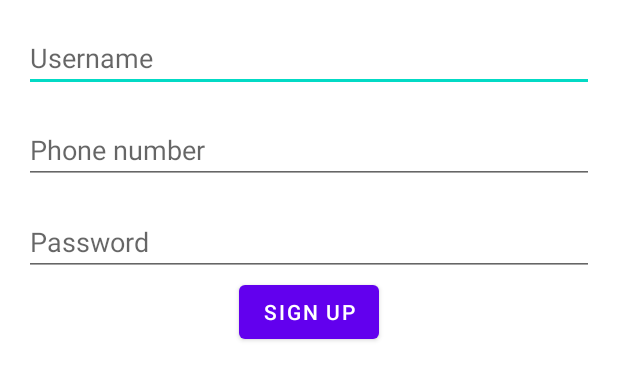
After one commit to NizamiSadykhov/Messenger, an Android app: the layout activity_sign_up.xml on its own in the app's theme, with its tools: preview values and no code run, on a phone screen of 412 x 824 dp. The commit adds this screen. Shown: the top 380 px of the screen. Run offline under Robolectric (Android 15) with nearby library versions, the phone set to English and light mode, and no system bars.

Commit message:
Создание интерактора, презентатора и представления регистрации

```diff
--- a/app/src/main/java/com/nizamisadykhov/messenger/service/MessengerApiService.kt
+++ b/app/src/main/java/com/nizamisadykhov/messenger/service/MessengerApiService.kt
@@ -13,7 +13,7 @@ import retrofit2.converter.gson.GsonConverterFactory
 import retrofit2.http.*
 
 const val AUTHORIZATION = "Authorization"
-private const val AWS_URL = "TODO"
+private const val AWS_URL = "http://messengerapi-env-1.eba-qipnct7i.us-east-2.elasticbeanstalk.com"
 
 interface MessengerApiService {
     @POST("login")
--- a/app/src/main/java/com/nizamisadykhov/messenger/ui/auth/AuthInteractor.kt
+++ b/app/src/main/java/com/nizamisadykhov/messenger/ui/auth/AuthInteractor.kt
@@ -10,7 +10,7 @@ interface AuthInteractor {
     var submittedPassword: String
 
 
-    interface onAuthFinishedListener {
+    interface OnAuthFinishedListener {
         fun onAuthSuccess()
         fun onAuthError()
         fun onUsernameError()
--- a/app/src/main/java/com/nizamisadykhov/messenger/ui/login/LoginInteractor.kt
+++ b/app/src/main/java/com/nizamisadykhov/messenger/ui/login/LoginInteractor.kt
@@ -9,7 +9,7 @@ interface LoginInteractor: AuthInteractor {
         fun onDetailsRetrievalError()
     }
 
-    fun login(username: String, password: String, listener: AuthInteractor.onAuthFinishedListener)
+    fun login(username: String, password: String, listener: AuthInteractor.OnAuthFinishedListener)
 
     fun retrieveDetails(preferences: AppPreferences, listener: OnDetailsRetrievalFinishedListener)
 }
--- a/app/src/main/java/com/nizamisadykhov/messenger/ui/login/LoginPresenterImpl.kt
+++ b/app/src/main/java/com/nizamisadykhov/messenger/ui/login/LoginPresenterImpl.kt
@@ -5,7 +5,7 @@ import com.nizamisadykhov.messenger.ui.auth.AuthInteractor
 
 class LoginPresenterImpl(private val view: LoginView) :
     LoginPresenter,
-    AuthInteractor.onAuthFinishedListener,
+    AuthInteractor.OnAuthFinishedListener,
     LoginInteractor.OnDetailsRetrievalFinishedListener {
 
         private val interactor: LoginInteractor = LoginInteractorImpl()
--- /dev/null
+++ b/app/src/main/res/layout/activity_sign_up.xml
@@ -0,0 +1,50 @@
+<?xml version="1.0" encoding="utf-8"?>
+<LinearLayout xmlns:android="http://schemas.android.com/apk/res/android"
+    android:layout_width="match_parent"
+    android:layout_height="match_parent"
+    xmlns:tools="http://schemas.android.com/tools"
+    tools:context=".ui.signup.SignUpActivity"
+    android:paddingTop="@dimen/default_padding"
+    android:paddingBottom="@dimen/default_padding"
+    android:paddingStart="@dimen/default_padding"
+    android:paddingEnd="@dimen/default_padding"
+    android:orientation="vertical"
+    android:gravity="center_horizontal">
+
+    <EditText
+        android:layout_width="match_parent"
+        android:layout_height="wrap_content"
+        android:id="@+id/et_username"
+        android:hint="@string/username"
+        android:inputType="text"/>
+
+    <EditText
+        android:layout_width="match_parent"
+        android:layout_height="wrap_content"
+        android:id="@+id/et_phone"
+        android:layout_marginTop="@dimen/default_margin"
+        android:hint="@string/phone_number"
+        android:inputType="phone"/>
+
+    <EditText
+        android:layout_width="match_parent"
+        android:layout_height="wrap_content"
+        android:id="@+id/et_password"
+        android:hint="@string/password"
+        android:layout_marginTop="@dimen/default_margin"
+        android:inputType="textPassword"/>
+
+    <Button
+        android:layout_width="wrap_content"
+        android:layout_height="wrap_content"
+        android:id="@+id/btn_sign_up"
+        android:text="@string/sign_up"/>
+
+    <ProgressBar
+        android:layout_width="wrap_content"
+        android:layout_height="wrap_content"
+        android:id="@+id/progress_bar"
+        android:layout_marginTop="@dimen/default_margin"
+        android:visibility="gone"/>
+
+</LinearLayout>
```
Also changed, not shown: app/src/main/java/com/nizamisadykhov/messenger/ui/signup/SignUpActivity.kt (+94 -1 lines), app/src/main/java/com/nizamisadykhov/messenger/ui/signup/SignUpInteractor.kt (added, +23 -0 lines), app/src/main/java/com/nizamisadykhov/messenger/ui/signup/SignUpInteractorImpl.kt (renamed from app/src/main/java/com/nizamisadykhov/messenger/ui/login/LoginInteractorImpl.kt, +25 -29 lines), app/src/main/java/com/nizamisadykhov/messenger/ui/signup/SignUpPresenter.kt (added, +9 -0 lines), app/src/main/java/com/nizamisadykhov/messenger/ui/signup/SignUpPresenterImpl.kt (added, +55 -0 lines), app/src/main/java/com/nizamisadykhov/messenger/ui/signup/SignUpView.kt (added, +14 -0 lines).
